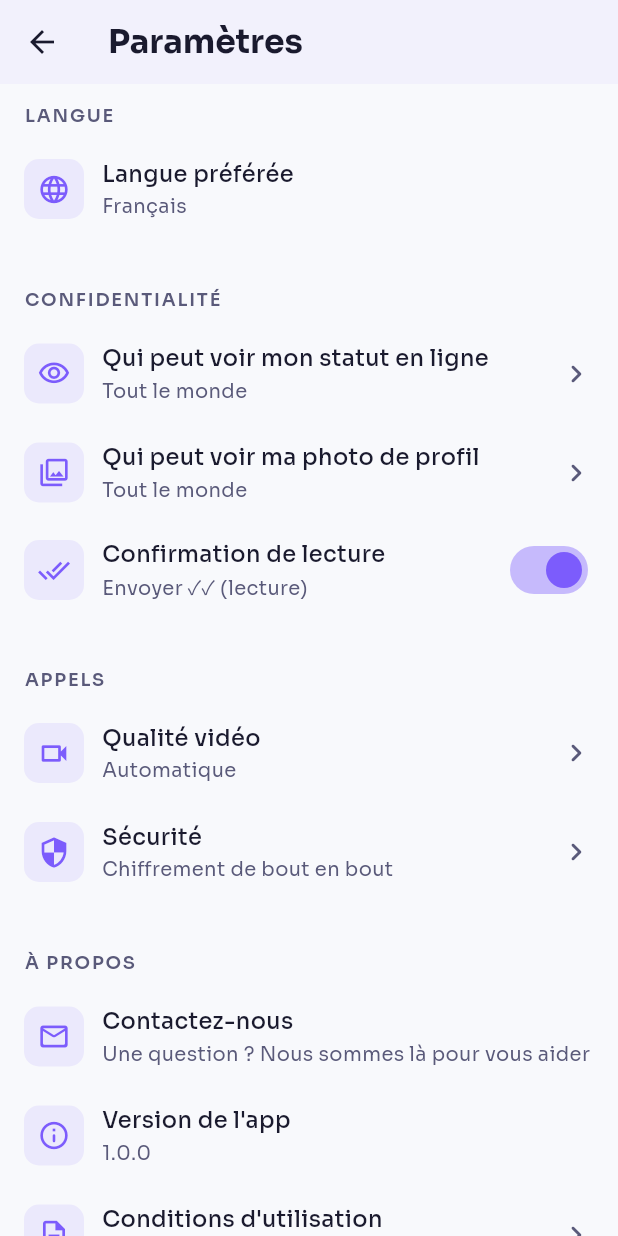
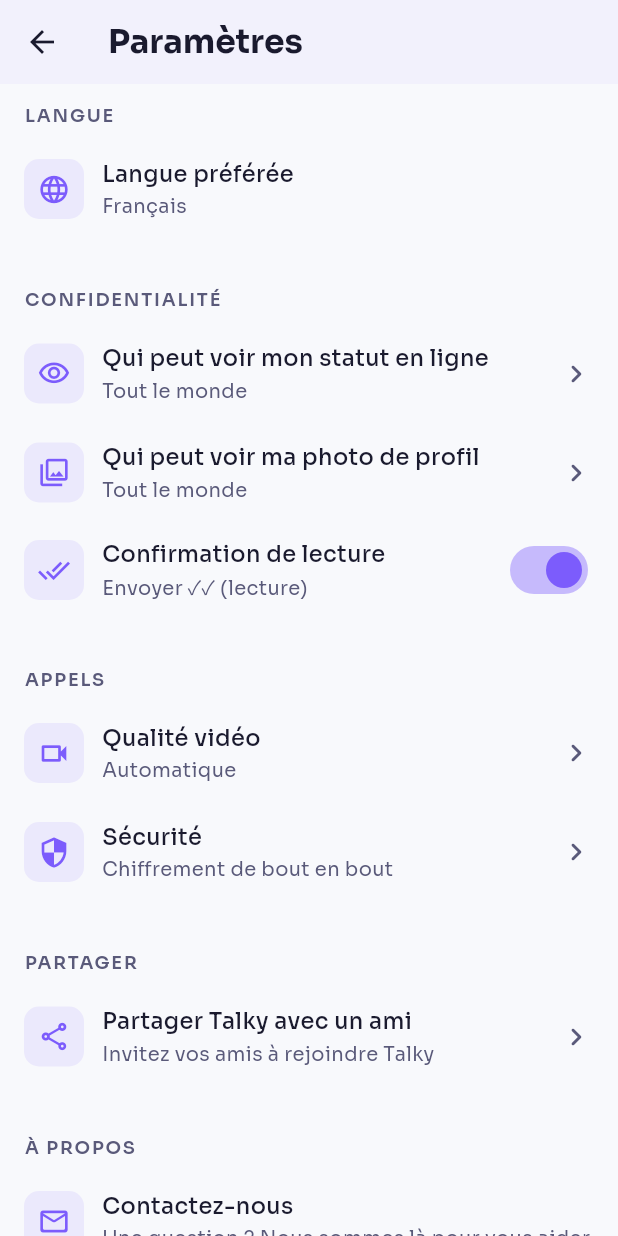
Before and after one commit to Chris-Manuelpipo/Talky, a Flutter app: the SettingsScreen screen opened directly, scrolled down 576 dp, on a phone screen of 412 x 824 dp. Run offline on Flutter 3.47's test engine with Material 3 defaults, Android fonts, the light colour scheme and no system bars; our stand-ins replace cached_network_image, cloud_firestore, firebase_auth, firebase_core, firebase_database, firebase_messaging and 11 more; missing offline and left inert: cloudinary_public, flutter_webrtc, record; accounts and stored records are empty; network calls fail.

Commit message:
Partagez avec un ami

```diff
--- a/lib/features/settings/presentation/settings_screen.dart
+++ b/lib/features/settings/presentation/settings_screen.dart
@@ -176,6 +176,21 @@ class SettingsScreen extends ConsumerWidget {
             icon: Icons.security_outlined,
             title: 'Sécurité',
             subtitle: 'Chiffrement de bout en bout',
+            onTap: () => _showComingSoon(context),
+            trailing: Icon(
+              Icons.chevron_right_rounded,
+              color: colors.textSecondary,
+            ),
+          ),
+
+          const SizedBox(height: 24),
+
+          // ── Partager ───────────────────────────────────────────────────────
+          _SectionHeader(title: 'Partager'),
+          _SettingsTile(
+            icon: Icons.share_outlined,
+            title: 'Partager Talky avec un ami',
+            subtitle: 'Invitez vos amis à rejoindre Talky',
             onTap: () => _showComingSoon(context),
             trailing: Icon(
               Icons.chevron_right_rounded,
```
